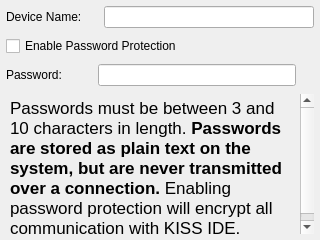
This is ui/CommunicationSettingsWidget.ui in kipr/botui as Qt 5 draws it before an edit. The edited form follows.
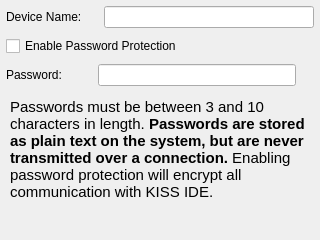
This is the edited form. Icons and pictures are not drawn. Custom widgets are drawn as their Qt base class.

Commit message: Made instruction text smaller

Patch:
```diff
--- a/ui/CommunicationSettingsWidget.ui
+++ b/ui/CommunicationSettingsWidget.ui
@@ -162,7 +162,7 @@
 &lt;html&gt;&lt;head&gt;&lt;meta name=&quot;qrichtext&quot; content=&quot;1&quot; /&gt;&lt;style type=&quot;text/css&quot;&gt;
 p, li { white-space: pre-wrap; }
 &lt;/style&gt;&lt;/head&gt;&lt;body style=&quot; font-family:'Lucida Grande'; font-size:13pt; font-weight:400; font-style:normal;&quot;&gt;
-&lt;p style=&quot; margin-top:0px; margin-bottom:0px; margin-left:0px; margin-right:0px; -qt-block-indent:0; text-indent:0px;&quot;&gt;Passwords must be between 3 and 10 characters in length. &lt;span style=&quot; font-weight:600;&quot;&gt;Passwords are stored as plain text on the system, but are never transmitted over a connection. &lt;/span&gt;Enabling password protection will encrypt all communication with KISS IDE.&lt;/p&gt;&lt;/body&gt;&lt;/html&gt;</string>
+&lt;p style=&quot; margin-top:0px; margin-bottom:0px; margin-left:0px; margin-right:0px; -qt-block-indent:0; text-indent:0px;&quot;&gt;&lt;span style=&quot; font-size:11pt;&quot;&gt;Passwords must be between 3 and 10 characters in length. &lt;/span&gt;&lt;span style=&quot; font-size:11pt; font-weight:600;&quot;&gt;Passwords are stored as plain text on the system, but are never transmitted over a connection. &lt;/span&gt;&lt;span style=&quot; font-size:11pt;&quot;&gt;Enabling password protection will encrypt all communication with KISS IDE.&lt;/span&gt;&lt;/p&gt;&lt;/body&gt;&lt;/html&gt;</string>
      </property>
     </widget>
    </item>
```
